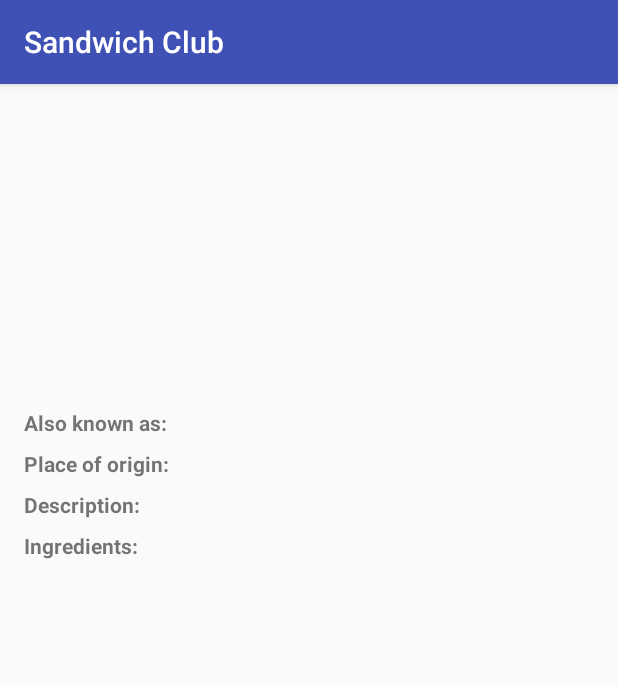
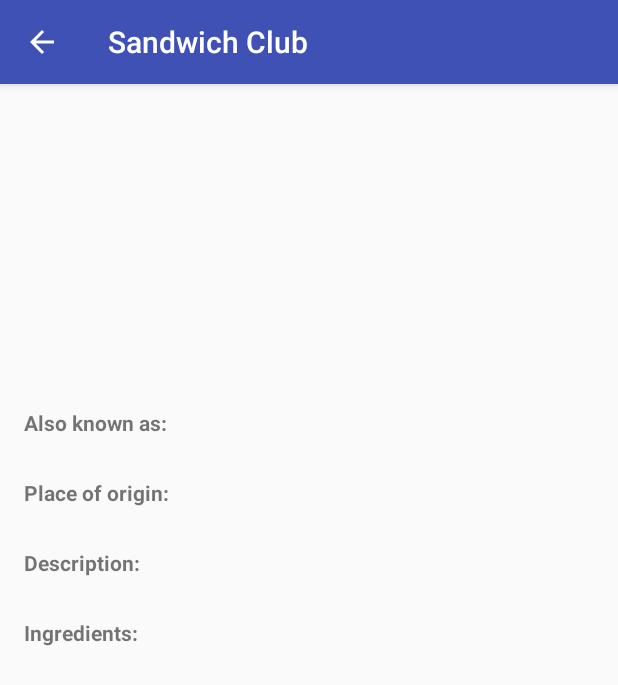
Before and after one commit to isaak654/sandwich-club-starter-code-master, an Android app: the DetailActivity screen opened directly, with no data from a screen before it, on a phone screen of 412 x 824 dp. Shown: the top 685 px of the screen. Run offline under Robolectric (Android 15) with nearby library versions, the phone set to English and light mode, and no system bars; our stand-ins replace Picasso; pictures from the network do not load; 1 statement that could not run was skipped.

Commit message:
Bug fixes and general improvements

```diff
--- a/app/src/main/res/layout/activity_detail.xml
+++ b/app/src/main/res/layout/activity_detail.xml
@@ -13,7 +13,7 @@
         <ImageView
             android:id="@+id/image_iv"
             android:layout_width="match_parent"
-            android:layout_height="200dp"
+            android:layout_height="@dimen/image_height"
             android:adjustViewBounds="true"
             android:contentDescription="@string/sandwich_picture_content_description"
             android:scaleType="centerCrop" />
@@ -22,9 +22,9 @@
             android:id="@+id/also_known_as_label"
             android:layout_width="wrap_content"
             android:layout_height="wrap_content"
-            android:layout_marginLeft="16dp"
-            android:layout_marginStart="16dp"
-            android:layout_marginTop="16dp"
+            android:layout_marginLeft="@dimen/activity_horizontal_margin"
+            android:layout_marginStart="@dimen/activity_horizontal_margin"
+            android:layout_marginTop="@dimen/top_margin_to_image"
             android:text="@string/detail_also_known_as_label"
             android:textStyle="bold"
             app:layout_constraintStart_toStartOf="parent"
@@ -34,77 +34,75 @@
             android:id="@+id/also_known_tv"
             android:layout_width="0dp"
             android:layout_height="wrap_content"
-            android:layout_marginEnd="8dp"
-            android:layout_marginLeft="16dp"
-            android:layout_marginRight="8dp"
-            android:layout_marginStart="16dp"
+            android:layout_marginEnd="@dimen/activity_horizontal_margin"
+            android:layout_marginRight="@dimen/activity_horizontal_margin"
             app:layout_constraintEnd_toEndOf="parent"
-            app:layout_constraintStart_toEndOf="@+id/also_known_as_label"
-            app:layout_constraintTop_toBottomOf="@+id/image_iv"
-            app:layout_constraintTop_toTopOf="@+id/also_known_as_label"
+            app:layout_constraintStart_toStartOf="@+id/also_known_as_label"
+            app:layout_constraintTop_toBottomOf="@+id/also_known_as_label"
             tools:text="test2 test2 test2 test2 " />
 
         <TextView
             android:id="@+id/place_of_origin_label"
             android:layout_width="wrap_content"
             android:layout_height="wrap_content"
+            android:layout_marginTop="@dimen/top_margin_to_another_label"
             android:text="@string/detail_place_of_origin_label"
             android:textStyle="bold"
             app:layout_constraintStart_toStartOf="@+id/also_known_as_label"
-            app:layout_constraintTop_toTopOf="@+id/origin_tv" />
+            app:layout_constraintTop_toBottomOf="@+id/also_known_tv" />
 
         <TextView
             android:id="@+id/origin_tv"
             android:layout_width="0dp"
             android:layout_height="wrap_content"
-            android:layout_marginEnd="8dp"
-            android:layout_marginRight="8dp"
-            android:layout_marginTop="8dp"
-            app:layout_constraintEnd_toEndOf="@+id/also_known_tv"
-            app:layout_constraintStart_toStartOf="@+id/also_known_tv"
-            app:layout_constraintTop_toBottomOf="@+id/also_known_tv"
+            android:layout_marginEnd="@dimen/activity_horizontal_margin"
+            android:layout_marginRight="@dimen/activity_horizontal_margin"
+            app:layout_constraintEnd_toEndOf="parent"
+            app:layout_constraintStart_toStartOf="@+id/place_of_origin_label"
+            app:layout_constraintTop_toBottomOf="@+id/place_of_origin_label"
             tools:text="test3 test3 test3 test3 test3 test3 test3" />
 
         <TextView
             android:id="@+id/description_label"
             android:layout_width="wrap_content"
             android:layout_height="wrap_content"
+            android:layout_marginTop="@dimen/top_margin_to_another_label"
             android:text="@string/detail_description_label"
             android:textStyle="bold"
             app:layout_constraintStart_toStartOf="@+id/place_of_origin_label"
-            app:layout_constraintTop_toTopOf="@+id/description_tv" />
+            app:layout_constraintTop_toBottomOf="@+id/origin_tv" />
 
         <TextView
             android:id="@+id/description_tv"
             android:layout_width="0dp"
             android:layout_height="wrap_content"
-            android:layout_marginEnd="8dp"
-            android:layout_marginRight="8dp"
-            android:layout_marginTop="8dp"
-            app:layout_constraintEnd_toEndOf="@+id/origin_tv"
-            app:layout_constraintStart_toStartOf="@+id/origin_tv"
-            app:layout_constraintTop_toBottomOf="@+id/origin_tv"
-            tools:text="test4 test4 test4 test4 test4 test4 test4 text4 text4 text4" />
+            android:layout_marginEnd="@dimen/activity_horizontal_margin"
+            android:layout_marginRight="@dimen/activity_horizontal_margin"
+            app:layout_constraintEnd_toEndOf="parent"
+            app:layout_constraintStart_toStartOf="@+id/description_label"
+            app:layout_constraintTop_toBottomOf="@+id/description_label"
+            tools:text="test4 test4 test4 test4 test4 test4 test4 text4 text4 text4 text4" />
 
         <TextView
             android:id="@+id/ingredients_label"
             android:layout_width="wrap_content"
             android:layout_height="wrap_content"
+            android:layout_marginTop="@dimen/top_margin_to_another_label"
             android:text="@string/detail_ingredients_label"
             android:textStyle="bold"
             app:layout_constraintStart_toStartOf="@+id/description_label"
-            app:layout_constraintTop_toTopOf="@+id/ingredients_tv" />
+            app:layout_constraintTop_toBottomOf="@+id/description_tv" />
 
         <TextView
             android:id="@+id/ingredients_tv"
             android:layout_width="0dp"
             android:layout_height="wrap_content"
-            android:layout_marginEnd="8dp"
-            android:layout_marginRight="8dp"
-            android:layout_marginTop="8dp"
-            app:layout_constraintEnd_toEndOf="@+id/description_tv"
-            app:layout_constraintStart_toStartOf="@+id/description_tv"
-            app:layout_constraintTop_toBottomOf="@+id/description_tv"
+            android:layout_marginEnd="@dimen/activity_horizontal_margin"
+            android:layout_marginRight="@dimen/activity_horizontal_margin"
+            app:layout_constraintEnd_toEndOf="parent"
+            app:layout_constraintStart_toStartOf="@+id/ingredients_label"
+            app:layout_constraintTop_toBottomOf="@+id/ingredients_label"
             tools:text="test5 test5 test5 test5 test5 test5" />
+
     </android.support.constraint.ConstraintLayout>
 </ScrollView>
--- a/app/src/main/res/values/dimens.xml
+++ b/app/src/main/res/values/dimens.xml
@@ -1,5 +1,7 @@
 <?xml version="1.0" encoding="utf-8"?>
 <resources>
     <dimen name="activity_horizontal_margin">16dp</dimen>
-    <dimen name="activity_vertical_margin">16dp</dimen>
+    <dimen name="top_margin_to_another_label">8dp</dimen>
+    <dimen name="top_margin_to_image">16dp</dimen>
+    <dimen name="image_height">200dp</dimen>
 </resources>
```
Also changed, not shown: app/src/main/AndroidManifest.xml (+6 -2 lines), app/src/main/java/com/udacity/sandwichclub/DetailActivity.java (+8 -6 lines), app/src/main/java/com/udacity/sandwichclub/utils/JsonUtils.java (+18 -8 lines).
